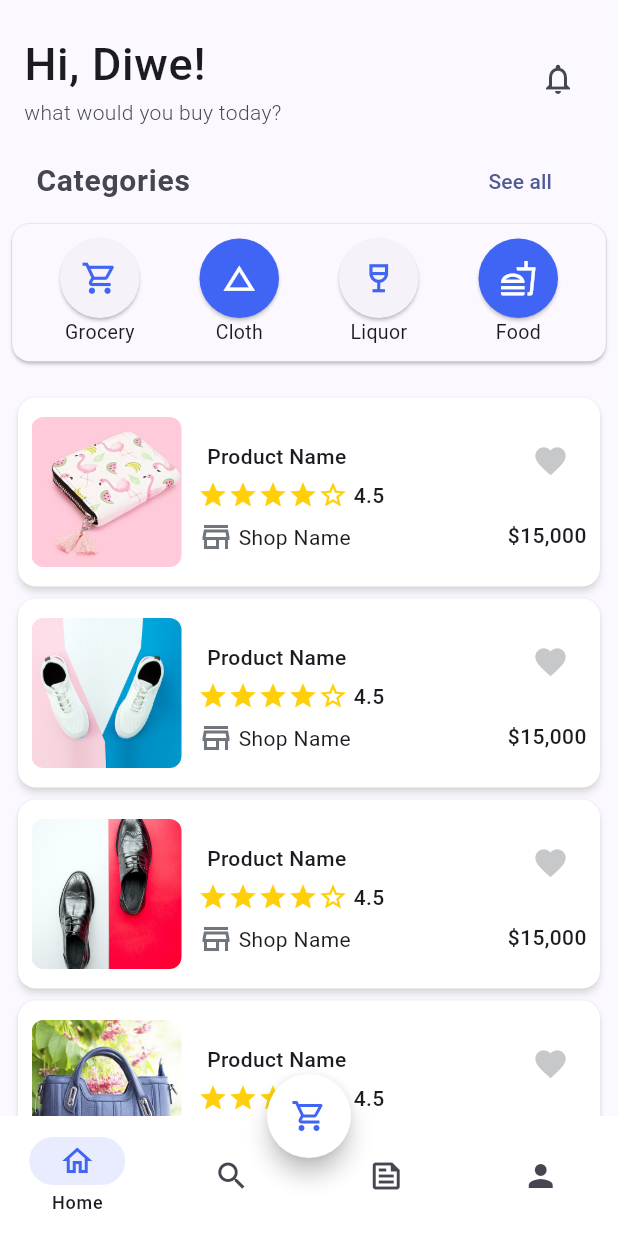
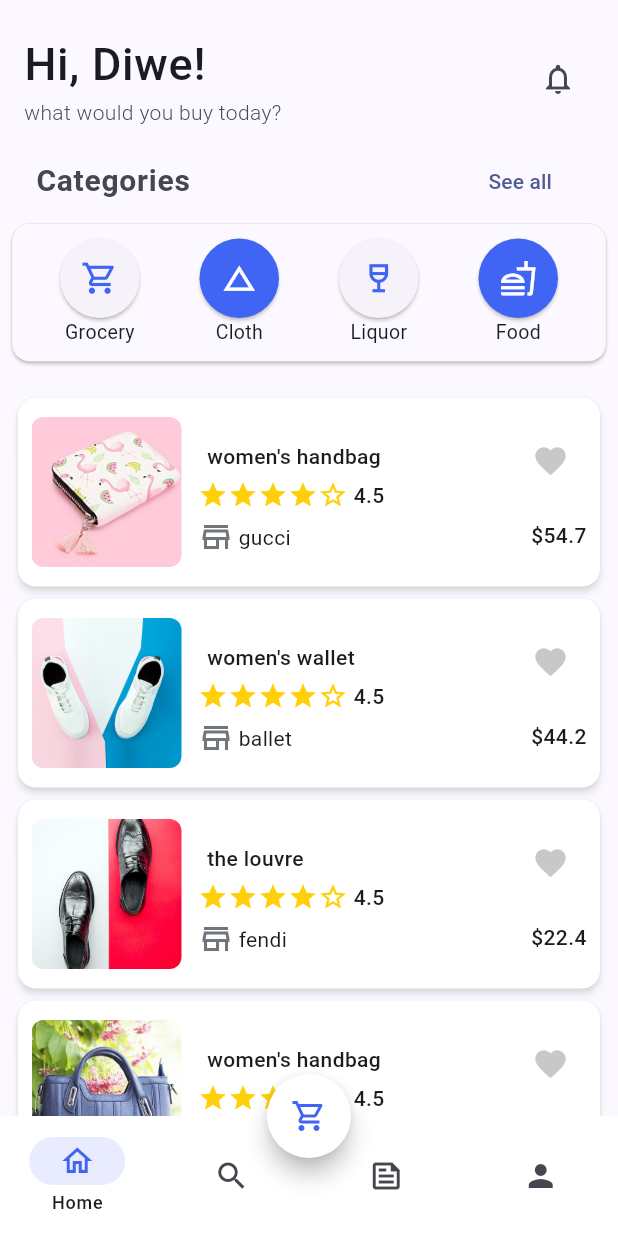
Before and after one commit to mhista/cartAfri, a Flutter app: the screen it shows after launch, on a phone screen of 412 x 824 dp. Run offline on Flutter 3.47's test engine with Material 2 defaults, Android fonts, the phone set to English and light mode, and no system bars; our stand-ins replace flutter_riverpod.

Commit message:
added model classes

```diff
--- a/lib/app_config/reusables.dart
+++ b/lib/app_config/reusables.dart
@@ -45,11 +45,12 @@ class CategoryIconButton extends StatelessWidget {
       {required this.iconData,
       required this.onPressed,
       this.color,
-      this.bgColor});
+      this.bgColor, this.elevation});
   final IconData? iconData;
   final Function()? onPressed;
   final Color? color;
   final Color? bgColor;
+  final double? elevation;
   @override
   Widget build(BuildContext context) {
     return ElevatedButton(
@@ -57,6 +58,7 @@ class CategoryIconButton extends StatelessWidget {
       style: ElevatedButton.styleFrom(
           shape: CircleBorder(),
           backgroundColor: bgColor,
+          elevation:elevation,
           padding: EdgeInsets.all(14.0)),
       child: Icon(iconData, size: 25, color: color),
     );
--- a/lib/functionality/Image_selector.dart
+++ b/lib/functionality/Image_selector.dart
@@ -37,4 +37,5 @@ class ImagePicker {
   int getLength() => imageList.length;
   List getImageList() => imageList;
   dynamic getFirstImage() => imageList[0];
+  String getImageAtIndex(index) => imageList[index];
 }
--- a/lib/main.dart
+++ b/lib/main.dart
@@ -1,11 +1,13 @@
 import 'package:cartafri/app_config/constants.dart';
 import 'package:cartafri/screens/AppScreen.dart';
 import 'package:flutter/material.dart';
+import 'package:flutter_riverpod/flutter_riverpod.dart';
 
 void main() {
   var theming = Themeing();
-  runApp(CartAfri(
-    theme: theming.lightTheme(),
+  runApp(
+      ProviderScope(child:CartAfri(
+    theme: theming.lightTheme(),)
   ));
 }
 
--- /dev/null
+++ b/lib/models/product_model.dart
@@ -0,0 +1,126 @@
+import 'package:flutter/material.dart';
+import 'package:flutter_riverpod/flutter_riverpod.dart';
+
+final product_list = [
+  {
+    'id': 1,
+    'title': "women's handbag",
+    'price': 54.70,
+    'company': 'gucci',
+    'size': [8, 9, 10]
+  },
+  {
+    'id': 2,
+    'title': "women's wallet",
+    'price': 44.20,
+    'company': 'ballet',
+    'size': [8, 10]
+  },
+  {
+    'id': 3,
+    'title': "the louvre",
+    'price': 22.40,
+    'company': 'fendi',
+    'size': [7, 8, 9]
+  },
+  {
+    'id': 4,
+    'title': "women's handbag",
+    'price': 54.43,
+    'company': 'gucci',
+    'size': [8, 9, 10, 11]
+  },
+  {
+    'id': 5,
+    'title': "katafe handbag",
+    'price': 74.49,
+    'company': 'ballet',
+    'size': [8, 9, 10]
+  },
+  {
+    'id': 6,
+    'title': "sceneric purse",
+    'price': 54.4,
+    'company': 'fendi',
+    'size': [8, 9, 11, 12]
+  },
+  {
+    'id': 7,
+    'title': "memoir cloth",
+    'price': 84.4,
+    'company': 'ballet',
+    'size': [8, 9, 10]
+  },
+  {
+    'id': 8,
+    'title': "handbag",
+    'price': 54.4,
+    'company': 'louis vitton',
+    'size': [8, 9, 10]
+  }
+];
+
+@immutable
+class Cart {
+  Cart({
+    required this.id,
+    required this.title,
+    required this.price,
+    required this.company,
+    required this.size,
+    required this.imageUrl,
+  });
+  final int id;
+  final String title;
+  final double price;
+  final String company;
+  final int size;
+  final String imageUrl;
+
+  Cart copyWith({
+    String? title,
+    double? price,
+    String? company,
+    int? size,
+    String? imageUrl,
+  }) {
+    return Cart(
+      id: id ?? this.id,
+      title: title ?? this.title,
+      price: price ?? this.price,
+      company: '',
+      size: size ?? this.size,
+      imageUrl: '',
+    );
+  }
+}
+
+class CartProvider extends StateNotifier {
+  CartProvider()
+      : super(Cart(
+            id: 0, title: '', price: 0.0, company: '', size: 0, imageUrl: ''));
+  final List<Map<String, dynamic>> cart = [];
+  void addToCart(Map p) {
+    state = state.copyWith(
+      id: p['id'],
+      title: p['title'],
+      price: p['price'],
+      company: p['company'],
+      size: p['size'],
+      imageUrl: p['imageUrl'],
+    );
+    cart.add(state);
+  }
+
+  void removeFromCart(Map p) {
+    state = state.copyWith(
+      id: p['id'],
+      title: p['title'],
+      price: p['price'],
+      company: p['company'],
+      size: p['size'],
+      imageUrl: p['imageUrl'],
+    );
+    cart.remove(state);
+  }
+}
--- a/lib/screens/AppScreen.dart
+++ b/lib/screens/AppScreen.dart
@@ -1,8 +1,8 @@
 import 'package:cartafri/app_config/constants.dart';
 import 'package:cartafri/app_config/reusables.dart';
+import 'package:cartafri/screens/account-settings.dart';
 import 'package:cartafri/screens/cart.dart';
 import 'package:cartafri/screens/home.dart';
-import 'package:cartafri/screens/product_detail.dart';
 import 'package:cartafri/screens/search_page.dart';
 import 'package:flutter/material.dart';
 
@@ -28,10 +28,10 @@ class _HomePageState extends State<HomePage> {
             right: 8.0,
           ),
           child: [
-            ColumnWidget(children: HomePageWidget().widgetList()),
+            AppHomePage(),
             ColumnWidget(children: SearchPageWidget().widgetList()),
             CartPage(),
-            ItemDetail()
+            AccountPage()
           ][currentPageIndex],
         ),
       ),
--- a/lib/screens/home.dart
+++ b/lib/screens/home.dart
@@ -1,15 +1,19 @@
 import 'package:cartafri/app_config/constants.dart';
 import 'package:cartafri/app_config/reusables.dart';
 import 'package:cartafri/functionality/Image_selector.dart';
+import 'package:cartafri/models/product_model.dart';
+import 'package:cartafri/screens/product_detail.dart';
 import 'package:flutter/material.dart';
 
-class HomePageWidget {
-  HomePageWidget({this.productImages});
-
+class AppHomePage extends StatelessWidget {
+  AppHomePage({this.productImages});
   final ImagePicker? productImages;
   final carts = ImagePicker();
-
-  List<Widget> widgetList() => [
+  final product = product_list;
+  @override
+  Widget build(BuildContext context) {
+    return Scaffold(
+        body: Column(children: [
       ListTile(
           contentPadding: const EdgeInsets.symmetric(horizontal: 8.0),
           title: const Text('Hi, Diwe!',
@@ -101,9 +105,17 @@ class HomePageWidget {
       Expanded(
         child: ListView.builder(
           padding: const EdgeInsets.only(top: 10),
-            itemCount: carts.getLength(),
+          itemCount: product.length,
           itemBuilder: (context, index) {
-              return Card(
+            final item = product[index];
+            return GestureDetector(
+              onTap: () {
+                Navigator.of(context)
+                    .push(MaterialPageRoute(builder: (context) {
+                  return ProductDetail(product: item);
+                }));
+              },
+              child: Card(
                 child: Padding(
                   padding: const EdgeInsets.symmetric(
                       vertical: 5.0, horizontal: 9.0),
@@ -130,20 +142,20 @@ class HomePageWidget {
                                 Container(
                                     margin: const EdgeInsets.only(
                                         left: 9.0, top: 11.0, bottom: 3.0),
-                                    child: const Text('Product Name',
+                                    child: Text(item['title'] as String,
                                         style: kProductStyle)),
                                 Padding(
                                   padding: const EdgeInsets.all(3.0),
                                   child: RowTextReview(),
                                 ),
-                                const Padding(
+                                Padding(
                                   padding: EdgeInsets.all(3.0),
                                   child: Row(children: [
                                     Icon(Icons.store_mall_directory_outlined,
                                         color: kGreyColor2),
                                     Padding(
                                       padding: EdgeInsets.only(left: 3.0),
-                                      child: Text('Shop Name'),
+                                      child: Text(item['company'] as String),
                                     ),
                                   ]),
                                 )
@@ -164,18 +176,21 @@ class HomePageWidget {
                                       color: kGreyColor),
                                 ),
                               ),
-                              const Padding(
+                              Padding(
                                 padding: EdgeInsets.only(top: 8.0),
-                                child: Text('\$15,000', style: kProductStyle),
+                                child: Text('\$${item['price'] as double}',
+                                    style: kProductStyle),
                               ),
                             ]),
                       ),
                     ],
                   ),
                 ),
+              ),
             );
           },
         ),
       )
-      ];
+    ]));
   }
+}
--- a/pubspec.yaml
+++ b/pubspec.yaml
@@ -35,6 +35,9 @@ dependencies:
   # The following adds the Cupertino Icons font to your application.
   # Use with the CupertinoIcons class for iOS style icons.
   cupertino_icons: ^1.0.2
+  provider: ^6.1.1
+  flutter_riverpod: ^2.4.8
+
 
 dev_dependencies:
   flutter_test:
```
Also changed, not shown: lib/screens/product_detail.dart (+88 -20 lines), pubspec.lock. Lines whose indentation alone changed are shown as unchanged.
